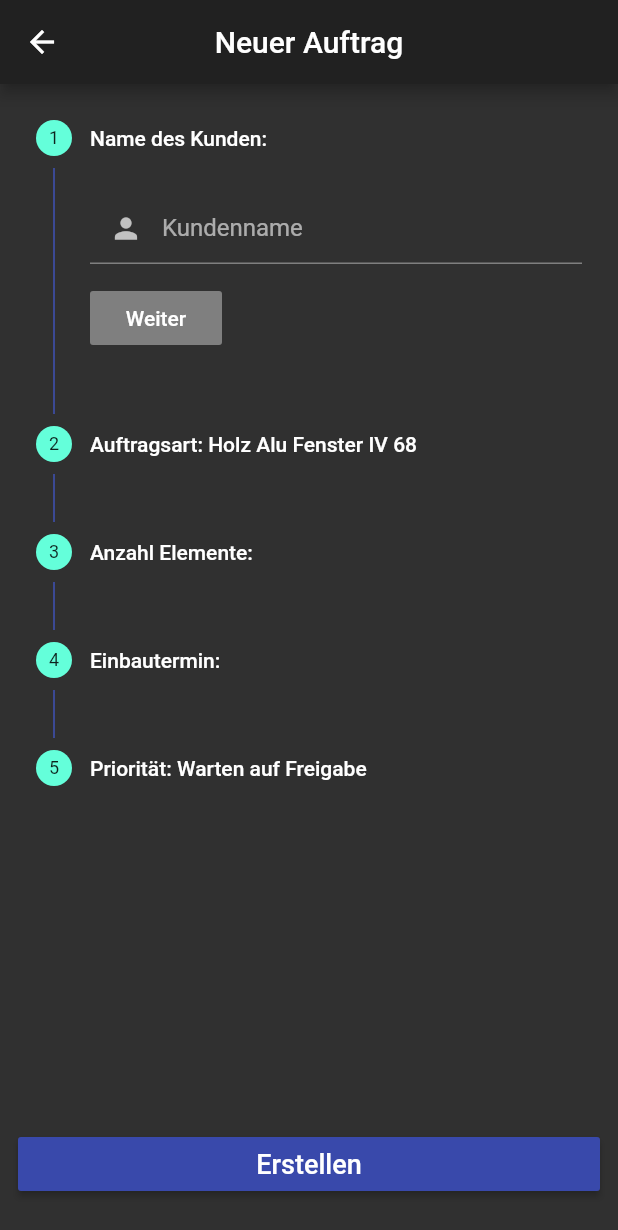
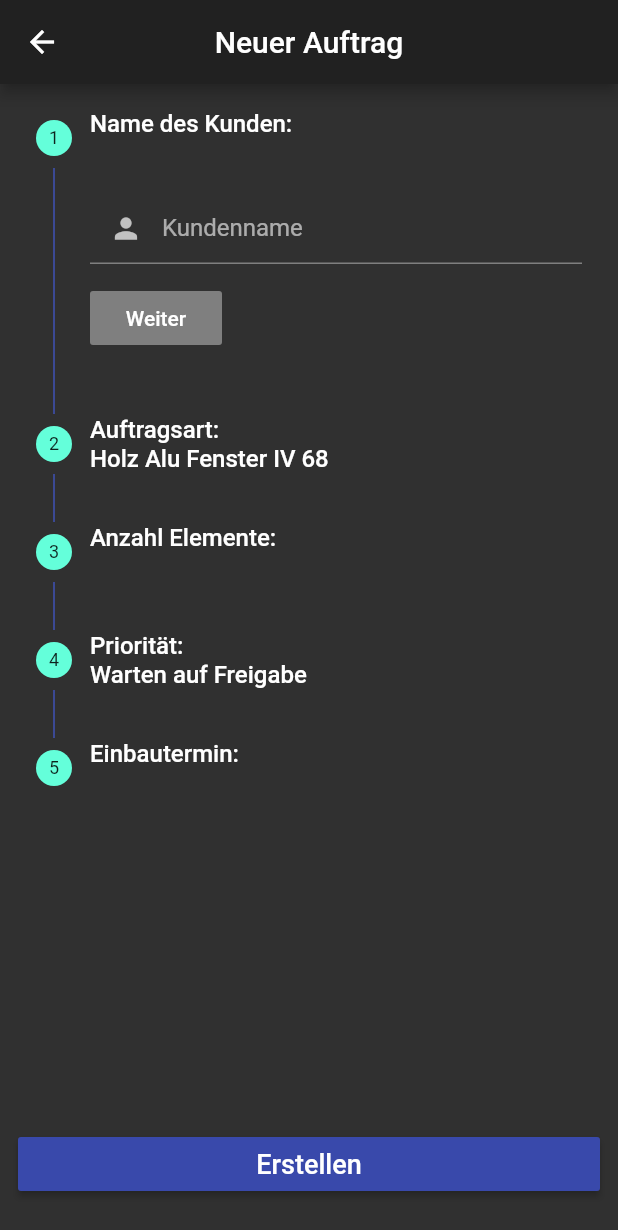
Before and after one commit to Marcel-Geirhos/buehlmaier_app, a Flutter app: the screen it shows after launch, after a tap on the "add" icon, on a phone screen of 412 x 824 dp. Shown: the top 1230 px of the screen. Run offline on Flutter 3.47's test engine with Material 2 defaults, Android fonts, the phone set to English and light mode, and no system bars; our stand-ins replace auto_size_text, charts_flutter, cloud_firestore, dynamic_theme, flutter_swiper, font_awesome_flutter and 2 more; accounts and stored records are empty.

Commit message:
Neuer Auftrag erstellen
- Neuer Auftrag erstellen Seite finalisiert und zum testen bereit.

```diff
--- a/lib/main.dart
+++ b/lib/main.dart
@@ -13,6 +13,7 @@ void main() => runApp(
           return MaterialApp(
             theme: theme,
             home: AssignmentPage(),
+            debugShowCheckedModeBanner: false,
           );
         },
       ),
--- a/lib/userInterface/newAssignmentPage.dart
+++ b/lib/userInterface/newAssignmentPage.dart
@@ -103,8 +103,8 @@ class _NewAssignmentPageState extends State<NewAssignmentPage> {
                 consumerNameStep(),
                 orderTypeStep(),
                 numberOfElementsStep(),
+                prioStep(),
                 dateStep(),
-                prioStep(),
               ],
               currentStep: _currentStep,
               onStepContinue: next,
@@ -133,7 +133,7 @@ class _NewAssignmentPageState extends State<NewAssignmentPage> {
 
   Step consumerNameStep() {
     return Step(
-      title: Text('Name des Kunden: ${_consumerName.text.toString()}'),
+      title: Text('Name des Kunden:\n${_consumerName.text.toString()}', style: TextStyle(fontSize: 16.0)),
       isActive: true,
       state: StepState.indexed,
       content: Column(
@@ -154,7 +154,7 @@ class _NewAssignmentPageState extends State<NewAssignmentPage> {
 
   Step orderTypeStep() {
     return Step(
-      title: Text('Auftragsart: $_currentOrderType'),
+      title: Text('Auftragsart:\n$_currentOrderType', style: TextStyle(fontSize: 16.0)),
       isActive: true,
       state: StepState.indexed,
       content: Column(
@@ -171,7 +171,7 @@ class _NewAssignmentPageState extends State<NewAssignmentPage> {
 
   Step numberOfElementsStep() {
     return Step(
-      title: Text('Anzahl Elemente: ${_numberOfElements.text.toString()}'),
+      title: Text('Anzahl Elemente:\n${_numberOfElements.text.toString()}', style: TextStyle(fontSize: 16.0)),
       isActive: true,
       state: StepState.indexed,
       content: Column(
@@ -188,7 +188,7 @@ class _NewAssignmentPageState extends State<NewAssignmentPage> {
 
   Step dateStep() {
     return Step(
-      title: Text('Einbautermin: ${_date == null ? '' : _date.toString()}'),
+      title: Text('Einbautermin:\n${_date == null ? '' : _date.toString()}', style: TextStyle(fontSize: 16.0)),
       isActive: true,
       state: StepState.indexed,
       content: Column(
@@ -211,6 +211,7 @@ class _NewAssignmentPageState extends State<NewAssignmentPage> {
               int day = date.day;
               String weekday = convertWeekday(date.weekday);
               _date = '$weekday $day.$month.$year';
+              setState(() {});
             },
             calendarStyle: CalendarStyle(
               todayColor: Theme.of(context).backgroundColor,
@@ -242,7 +243,7 @@ class _NewAssignmentPageState extends State<NewAssignmentPage> {
 
   Step prioStep() {
     return Step(
-      title: Text('Priorität: $_currentPriority'),
+      title: Text('Priorität:\n$_currentPriority', style: TextStyle(fontSize: 16.0)),
       isActive: true,
       state: StepState.indexed,
       content: Column(
@@ -372,9 +373,28 @@ class _NewAssignmentPageState extends State<NewAssignmentPage> {
         print('Neuer Auftrag erstellen fehlgeschagen: ' + error);
       }
       _progressDialog.hide();
-      setState(() {
-        Navigator.of(context).push(MaterialPageRoute(builder: (context) => AssignmentPage()));
-      });
+      _showSuccessfulDialog();
     }
   }
+
+  void _showSuccessfulDialog() {
+    showDialog(
+      context: context,
+      builder: (BuildContext context) {
+        return AlertDialog(
+          title: Center(child: Text('Neuer Auftrag für ${_consumerName.text.toString()} wurde erfolgreich erstellt.')),
+          actions: <Widget>[
+            FlatButton(
+              child: Text('OK'),
+              onPressed: () {
+                setState(() {
+                  Navigator.of(context).push(MaterialPageRoute(builder: (context) => AssignmentPage()));
+                });
+              },
+            ),
+          ],
+        );
+      },
+    );
+  }
 }
```
